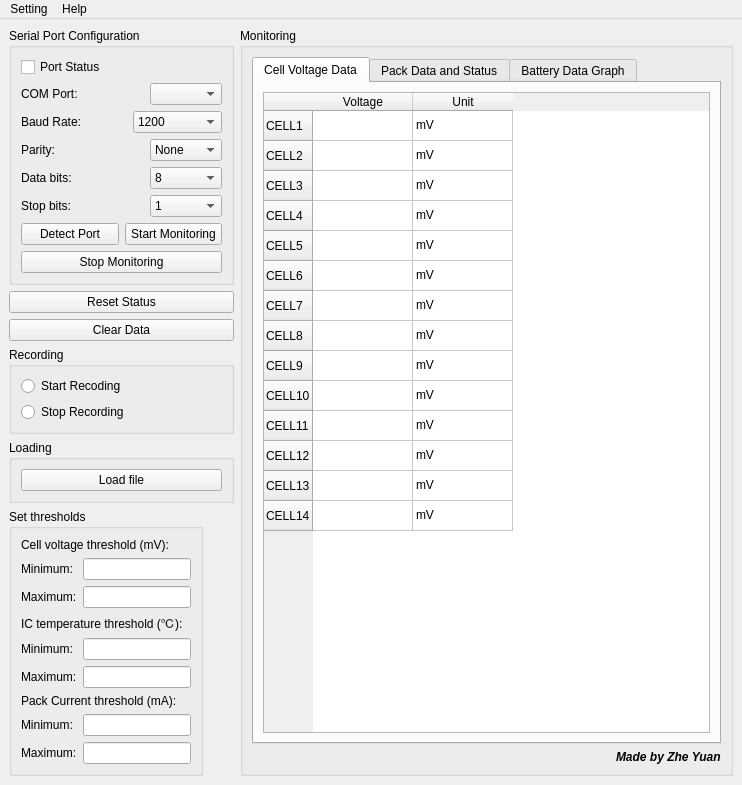
Zyuangeorge/Third_year_project, file UI/BMS_GUI.ui: the form before one commit.
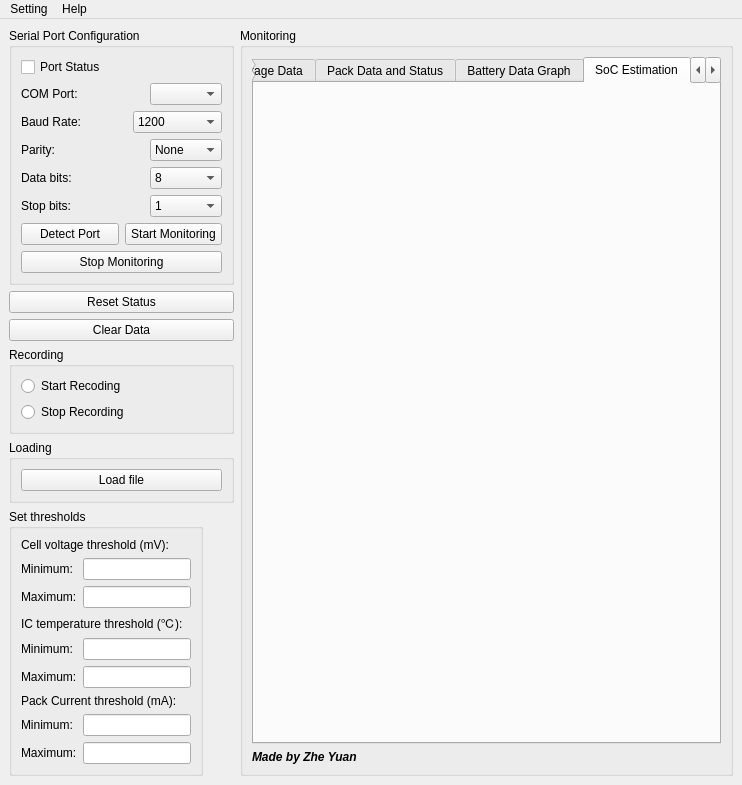
The form after the commit. The open tabs and pages were chosen to show the change.

Diff of the .ui file:
```diff
--- a/UI/BMS_GUI.ui
+++ b/UI/BMS_GUI.ui
@@ -1267,9 +1267,21 @@
           </attribute>
           <layout class="QVBoxLayout" name="batteryData_3Layout"/>
          </widget>
+         <widget class="QWidget" name="batteryData_4">
+          <attribute name="title">
+           <string>SoC Estimation</string>
+          </attribute>
+          <layout class="QVBoxLayout" name="batteryData_4Layout"/>
+         </widget>
+         <widget class="QWidget" name="batteryData_5">
+          <attribute name="title">
+           <string>SoH Estimation</string>
+          </attribute>
+          <layout class="QVBoxLayout" name="batteryData_5Layout"/>
+         </widget>
         </widget>
        </item>
-       <item alignment="Qt::AlignRight">
+       <item>
         <widget class="QLabel" name="nameLabel">
          <property name="font">
           <font>
```
